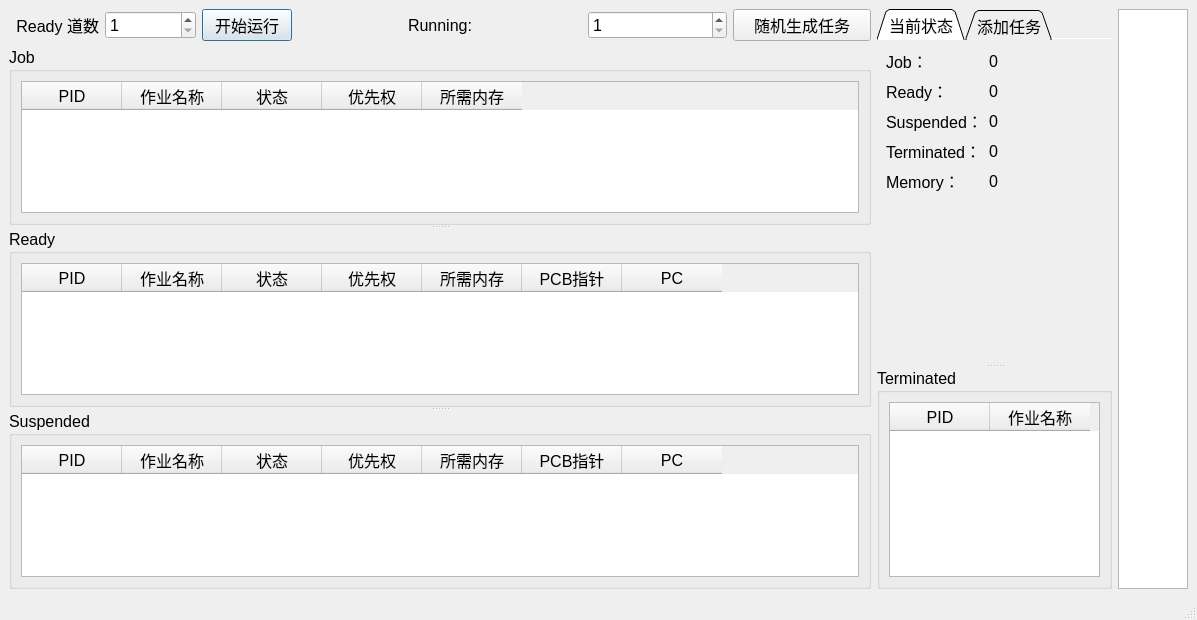
Above: mainwindow.ui from Hk4Fun/OS-simulator before the change. Below: the same form after it.
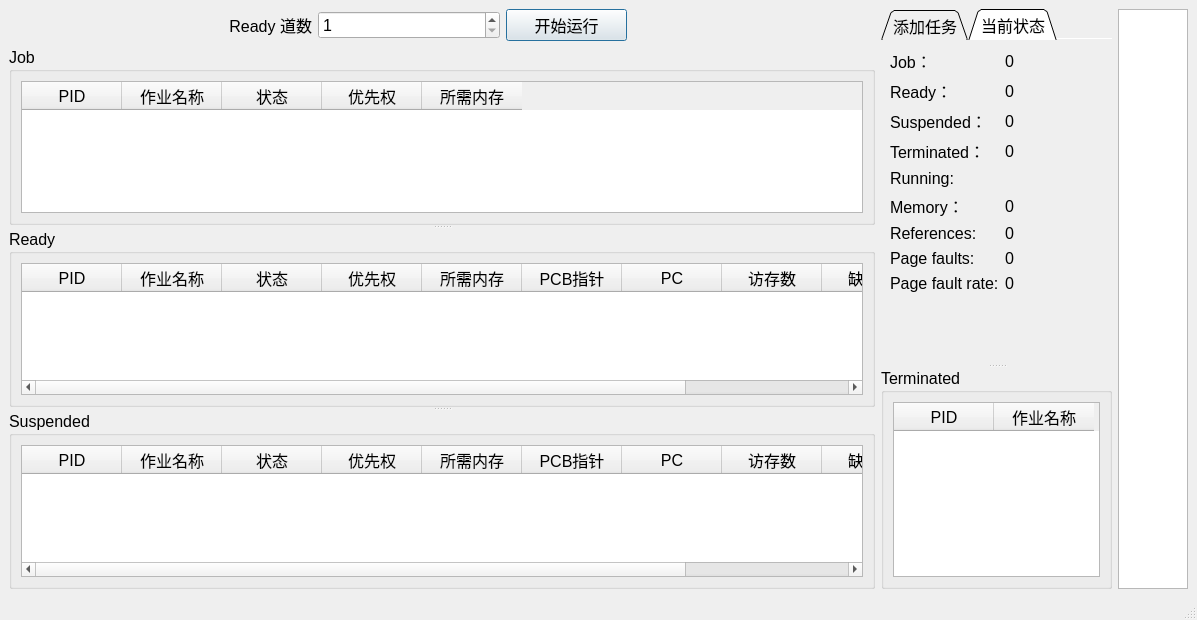
That is the form after the change. The open tabs and pages were chosen to show the change.

Commit message: remove random generator and fix some bugs

What changed in the file:
```diff
--- a/mainwindow.ui
+++ b/mainwindow.ui
@@ -33,13 +33,13 @@
      <pointsize>12</pointsize>
     </font>
    </property>
-   <layout class="QHBoxLayout" name="horizontalLayout_6" stretch="22,6,1">
+   <layout class="QHBoxLayout" name="horizontalLayout_6" stretch="30,8,1">
     <item>
      <layout class="QVBoxLayout" name="verticalLayout_4">
       <item>
        <layout class="QHBoxLayout" name="horizontalLayout_5">
         <item>
-         <layout class="QHBoxLayout" name="BottomLayout">
+         <layout class="QHBoxLayout" name="BottomLayout" stretch="5,3,2,4">
           <item>
            <widget class="QLabel" name="DaoshuLabel">
             <property name="font">
@@ -88,44 +88,10 @@
             </property>
            </widget>
           </item>
-         </layout>
-        </item>
-        <item>
-         <widget class="QLabel" name="NowRunningLabel">
-          <property name="text">
-           <string>Running:</string>
-          </property>
-          <property name="alignment">
-           <set>Qt::AlignCenter</set>
-          </property>
-         </widget>
-        </item>
-        <item>
-         <layout class="QHBoxLayout" name="horizontalLayout">
           <item>
-           <widget class="QSpinBox" name="RandomCountBox">
-            <property name="font">
-             <font>
-              <pointsize>12</pointsize>
-             </font>
-            </property>
-            <property name="minimum">
-             <number>1</number>
-            </property>
-            <property name="maximum">
-             <number>1000</number>
-            </property>
-           </widget>
-          </item>
-          <item>
-           <widget class="QPushButton" name="GenerateJobButton">
-            <property name="font">
-             <font>
-              <pointsize>12</pointsize>
-             </font>
-            </property>
+           <widget class="QLabel" name="label_6">
             <property name="text">
-             <string>随机生成任务</string>
+             <string/>
             </property>
            </widget>
           </item>
@@ -256,6 +222,21 @@
               <string>PC</string>
              </property>
             </column>
+            <column>
+             <property name="text">
+              <string>访存数</string>
+             </property>
+            </column>
+            <column>
+             <property name="text">
+              <string>缺页数</string>
+             </property>
+            </column>
+            <column>
+             <property name="text">
+              <string>缺页率</string>
+             </property>
+            </column>
            </widget>
           </item>
          </layout>
@@ -319,6 +300,21 @@
               <string>PC</string>
              </property>
             </column>
+            <column>
+             <property name="text">
+              <string>访存数</string>
+             </property>
+            </column>
+            <column>
+             <property name="text">
+              <string>缺页数</string>
+             </property>
+            </column>
+            <column>
+             <property name="text">
+              <string>缺页率</string>
+             </property>
+            </column>
            </widget>
           </item>
          </layout>
@@ -374,83 +370,6 @@
        <property name="tabBarAutoHide">
         <bool>false</bool>
        </property>
-       <widget class="QWidget" name="tab">
-        <attribute name="title">
-         <string>当前状态</string>
-        </attribute>
-        <layout class="QFormLayout" name="formLayout">
-         <item row="1" column="0">
-          <widget class="QLabel" name="label_3">
-           <property name="text">
-            <string>Job：</string>
-           </property>
-          </widget>
-         </item>
-         <item row="2" column="0">
-          <widget class="QLabel" name="label_5">
-           <property name="text">
-            <string>Ready：</string>
-           </property>
-          </widget>
-         </item>
-         <item row="3" column="0">
-          <widget class="QLabel" name="label_2">
-           <property name="text">
-            <string>Suspended：</string>
-           </property>
-          </widget>
-         </item>
-         <item row="4" column="0">
-          <widget class="QLabel" name="label_4">
-           <property name="text">
-            <string>Terminated：</string>
-           </property>
-          </widget>
-         </item>
-         <item row="1" column="1">
-          <widget class="QLabel" name="label_job">
-           <property name="text">
-            <string>0</string>
-           </property>
-          </widget>
-         </item>
-         <item row="2" column="1">
-          <widget class="QLabel" name="label_ready">
-           <property name="text">
-            <string>0</string>
-           </property>
-          </widget>
-         </item>
-         <item row="3" column="1">
-          <widget class="QLabel" name="label_suspended">
-           <property name="text">
-            <string>0</string>
-           </property>
-          </widget>
-         </item>
-         <item row="4" column="1">
-          <widget class="QLabel" name="label_terminated">
-           <property name="text">
-            <string>0</string>
-           </property>
-          </widget>
-         </item>
-         <item row="5" column="0">
-          <widget class="QLabel" name="label">
-           <property name="text">
-            <string>Memory：</string>
-           </property>
-          </widget>
-         </item>
-         <item row="5" column="1">
-          <widget class="QLabel" name="label_memory">
-           <property name="text">
-            <string>0</string>
-           </property>
-          </widget>
-         </item>
-        </layout>
-       </widget>
        <widget class="QWidget" name="AddJobTabWidgetPage1">
         <attribute name="title">
          <string>添加任务</string>
@@ -524,6 +443,135 @@
          </item>
         </layout>
        </widget>
+       <widget class="QWidget" name="tab">
+        <attribute name="title">
+         <string>当前状态</string>
+        </attribute>
+        <layout class="QFormLayout" name="formLayout">
+         <item row="1" column="0">
+          <widget class="QLabel" name="label_3">
+           <property name="text">
+            <string>Job：</string>
+           </property>
+          </widget>
+         </item>
+         <item row="2" column="0">
+          <widget class="QLabel" name="label_5">
+           <property name="text">
+            <string>Ready：</string>
+           </property>
+          </widget>
+         </item>
+         <item row="3" column="0">
+          <widget class="QLabel" name="label_2">
+           <property name="text">
+            <string>Suspended：</string>
+           </property>
+          </widget>
+         </item>
+         <item row="4" column="0">
+          <widget class="QLabel" name="label_4">
+           <property name="text">
+            <string>Terminated：</string>
+           </property>
+          </widget>
+         </item>
+         <item row="1" column="1">
+          <widget class="QLabel" name="label_job">
+           <property name="text">
+            <string>0</string>
+           </property>
+          </widget>
+         </item>
+         <item row="2" column="1">
+          <widget class="QLabel" name="label_ready">
+           <property name="text">
+            <string>0</string>
+           </property>
+          </widget>
+         </item>
+         <item row="3" column="1">
+          <widget class="QLabel" name="label_suspended">
+           <property name="text">
+            <string>0</string>
+           </property>
+          </widget>
+         </item>
+         <item row="4" column="1">
+          <widget class="QLabel" name="label_terminated">
+           <property name="text">
+            <string>0</string>
+           </property>
+          </widget>
+         </item>
+         <item row="6" column="0">
+          <widget class="QLabel" name="label">
+           <property name="text">
+            <string>Memory：</string>
+           </property>
+          </widget>
+         </item>
+         <item row="6" column="1">
+          <widget class="QLabel" name="label_memory">
+           <property name="text">
+            <string>0</string>
+           </property>
+          </widget>
+         </item>
+         <item row="7" column="0">
+          <widget class="QLabel" name="label_7">
+           <property name="text">
+            <string>References:</string>
+           </property>
+          </widget>
+         </item>
+         <item row="7" column="1">
+          <widget class="QLabel" name="label_references">
+           <property name="text">
+            <string>0</string>
+           </property>
+          </widget>
+         </item>
+         <item row="8" column="0">
+          <widget class="QLabel" name="label_9">
+           <property name="text">
+            <string>Page faults:</string>
+           </property>
+          </widget>
+         </item>
+         <item row="8" column="1">
+          <widget class="QLabel" name="label_page_faults">
+           <property name="text">
+            <string>0</string>
+           </property>
+          </widget>
+         </item>
+         <item row="9" column="0">
+          <widget class="QLabel" name="label_11">
+           <property name="text">
+            <string>Page fault rate:</string>
+           </property>
+          </widget>
+         </item>
+         <item row="9" column="1">
+          <widget class="QLabel" name="label_fault_rate">
+           <property name="text">
+            <string>0</string>
+           </property>
+          </widget>
+         </item>
+         <item row="5" column="0">
+          <widget class="QLabel" name="NowRunningLabel">
+           <property name="text">
+            <string>Running:</string>
+           </property>
+           <property name="alignment">
+            <set>Qt::AlignLeading|Qt::AlignLeft|Qt::AlignVCenter</set>
+           </property>
+          </widget>
+         </item>
+        </layout>
+       </widget>
       </widget>
       <widget class="QGroupBox" name="FinishedGroupBox">
        <property name="font">
```
The commit also changes 4 other files.
